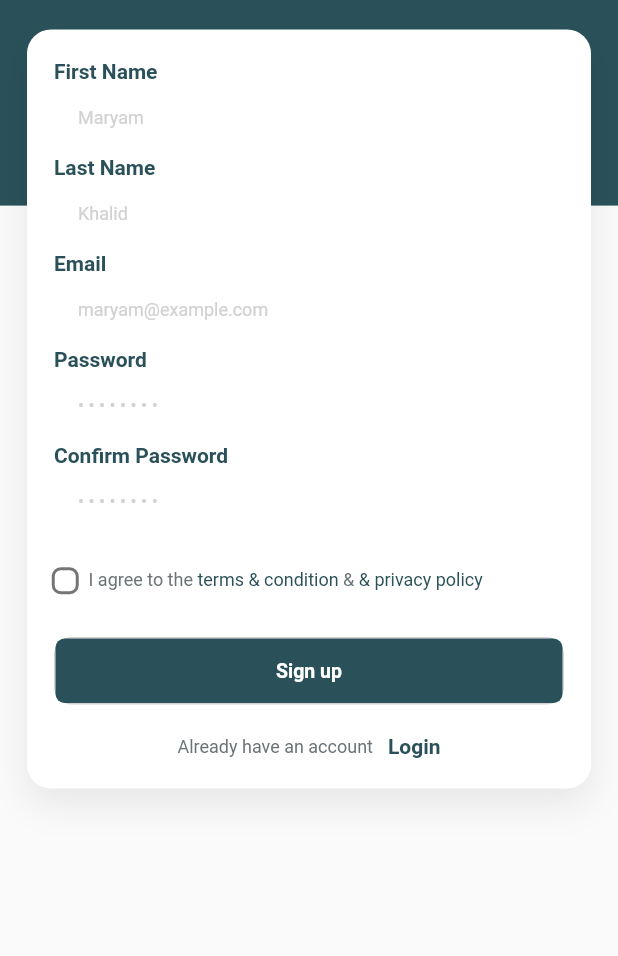
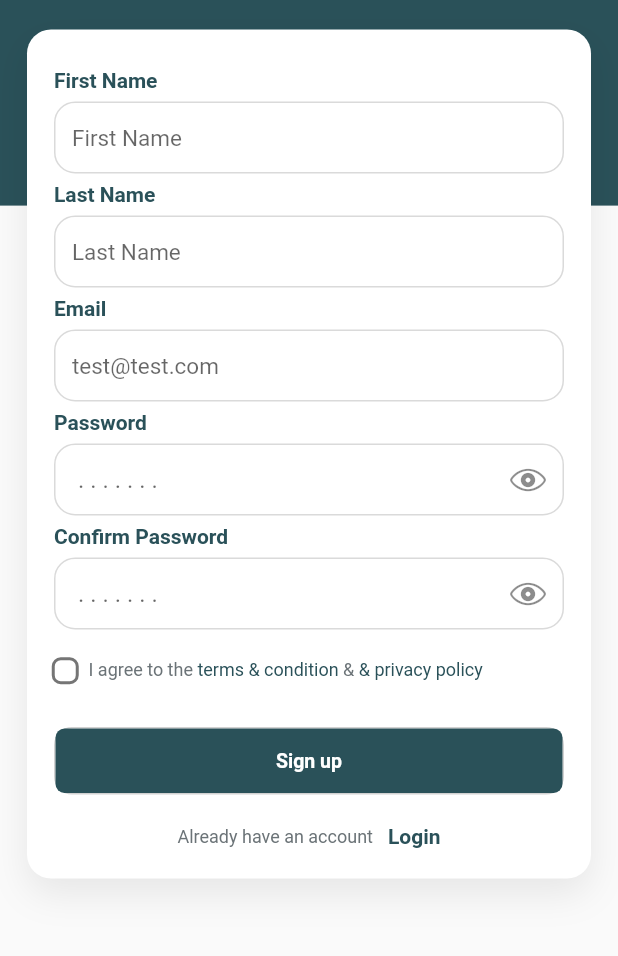
Before and after one commit to abdulrehman996/copytask-, a Flutter app: the SignupPage screen opened directly, on a phone screen of 412 x 824 dp, the part 227-1183 px from its top. Run offline on Flutter 3.47's test engine with Material 2 defaults, Android fonts, the phone set to English and light mode, and no system bars; our stand-ins replace cached_network_image, cloud_firestore, dropdown_search, extended_image, file_picker, firebase_auth and 7 more; accounts and stored records are empty.

Commit message:
signup update

```diff
--- a/lib/screens/auth/signup_page.dart
+++ b/lib/screens/auth/signup_page.dart
@@ -1,4 +1,7 @@
 import 'package:biz_link/screens/auth/login_page.dart';
+import 'package:biz_link/utility/custom_validators.dart';
+import 'package:biz_link/widgets/custom_widgets/custom_textformfield.dart';
+import 'package:biz_link/widgets/custom_widgets/password_textformfield.dart';
 import 'package:flutter/material.dart';
 import 'package:sizer/sizer.dart';
 
@@ -93,7 +96,7 @@ class _SignupPageState extends State<SignupPage> {
                           mainAxisAlignment: MainAxisAlignment.start,
                           children: [
                             Padding(
-                              padding: const EdgeInsets.only(bottom: 4.0),
+                              padding: const EdgeInsets.symmetric(vertical: 6),
                               child: Text(
                                 'First Name',
                                 style: TextStyle(
@@ -101,21 +104,14 @@ class _SignupPageState extends State<SignupPage> {
                                     fontWeight: FontWeight.w600),
                               ),
                             ),
-                            Padding(
-                              padding: const EdgeInsets.only(bottom: 8.0),
-                              child: SizedBox(
-                                height: 36,
-                                child: TextField(
-                                  controller: _firstNameController,
-                                  autofocus: false,
-                                  decoration:
-                                      InputDecorations.buildInputDecoration_1(
-                                          hintText: "Maryam"),
-                                ),
-                              ),
+                            CustomTextFormField(
+                              controller: _firstNameController,
+                              hint: 'First Name',
+                              validator: (value) =>
+                                  CustomValidator.lessThen3(value),
                             ),
                             Padding(
-                              padding: const EdgeInsets.only(bottom: 4.0),
+                              padding: const EdgeInsets.symmetric(vertical: 6),
                               child: Text(
                                 'Last Name',
                                 style: TextStyle(
@@ -123,21 +119,14 @@ class _SignupPageState extends State<SignupPage> {
                                     fontWeight: FontWeight.w600),
                               ),
                             ),
-                            Padding(
-                              padding: const EdgeInsets.only(bottom: 8.0),
-                              child: SizedBox(
-                                height: 36,
-                                child: TextField(
-                                  controller: _lastNameController,
-                                  autofocus: false,
-                                  decoration:
-                                      InputDecorations.buildInputDecoration_1(
-                                          hintText: "Khalid"),
-                                ),
-                              ),
+                            CustomTextFormField(
+                              controller: _lastNameController,
+                              hint: 'Last Name',
+                              validator: (value) =>
+                                  CustomValidator.lessThen3(value),
                             ),
                             Padding(
-                              padding: const EdgeInsets.only(bottom: 4.0),
+                              padding: const EdgeInsets.symmetric(vertical: 6),
                               child: Text(
                                 'Email',
                                 style: TextStyle(
@@ -145,83 +134,38 @@ class _SignupPageState extends State<SignupPage> {
                                     fontWeight: FontWeight.w600),
                               ),
                             ),
-                            Padding(
-                              padding: const EdgeInsets.only(bottom: 8.0),
-                              child: Column(
-                                crossAxisAlignment: CrossAxisAlignment.end,
-                                children: [
-                                  SizedBox(
-                                    height: 36,
-                                    child: TextField(
-                                      controller: _emailController,
-                                      autofocus: false,
-                                      decoration: InputDecorations
-                                          .buildInputDecoration_1(
-                                              hintText: "maryam@example.com"),
-                                    ),
-                                  ),
-                                ],
-                              ),
+                            CustomTextFormField(
+                              controller: _emailController,
+                              hint: 'test@test.com',
+                              keyboardType: TextInputType.emailAddress,
+                              validator: (String? value) =>
+                                  CustomValidator.email(value),
                             ),
                             Padding(
-                              padding: const EdgeInsets.only(bottom: 4.0),
+                              padding: const EdgeInsets.symmetric(vertical: 6),
                               child: Text(
-                                "Password",
+                                'Password',
                                 style: TextStyle(
                                     color: MyColor.accent_color,
                                     fontWeight: FontWeight.w600),
                               ),
                             ),
-                            Padding(
-                              padding: const EdgeInsets.only(bottom: 8.0),
-                              child: Column(
-                                crossAxisAlignment: CrossAxisAlignment.end,
-                                children: [
-                                  SizedBox(
-                                    height: 36,
-                                    child: TextField(
-                                      controller: _passwordController,
-                                      autofocus: false,
-                                      obscureText: true,
-                                      enableSuggestions: false,
-                                      autocorrect: false,
-                                      decoration: InputDecorations
-                                          .buildInputDecoration_1(
-                                              hintText: "• • • • • • • •"),
-                                    ),
-                                  ),
-                                ],
-                              ),
+                            PasswordTextFormField(
+                              controller: _passwordConfirmController,
+                              hint: ' . . . . . . .',
                             ),
                             Padding(
-                              padding: const EdgeInsets.only(bottom: 4.0),
+                              padding: const EdgeInsets.symmetric(vertical: 6),
                               child: Text(
-                                "Confirm Password",
+                                'Confirm Password',
                                 style: TextStyle(
                                     color: MyColor.accent_color,
                                     fontWeight: FontWeight.w600),
                               ),
                             ),
-                            Padding(
-                              padding: const EdgeInsets.only(bottom: 8.0),
-                              child: Column(
-                                crossAxisAlignment: CrossAxisAlignment.end,
-                                children: [
-                                  SizedBox(
-                                    height: 36,
-                                    child: TextField(
-                                      controller: _passwordConfirmController,
-                                      autofocus: false,
-                                      obscureText: true,
-                                      enableSuggestions: false,
-                                      autocorrect: false,
-                                      decoration: InputDecorations
-                                          .buildInputDecoration_1(
-                                              hintText: "• • • • • • • •"),
-                                    ),
-                                  ),
-                                ],
-                              ),
+                            PasswordTextFormField(
+                              controller: _passwordConfirmController,
+                              hint: ' . . . . . . .',
                             ),
                             Padding(
                               padding: const EdgeInsets.only(top: 20.0),
```
